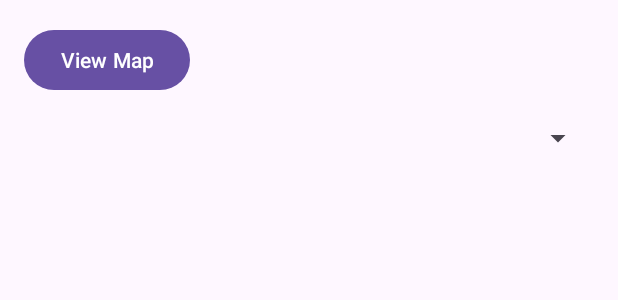
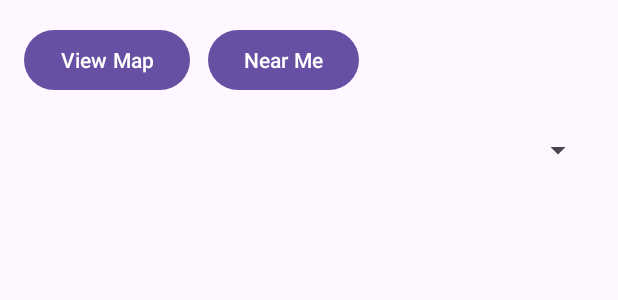
Before and after one commit to Alexchiper1/EventsApp, an Android app: the layout activity_main.xml on its own in the app's theme, with its tools: preview values and no code run, on a phone screen of 412 x 824 dp. Shown: the top 300 px of the screen. Run offline under Robolectric (Android 15) with nearby library versions, the phone set to English and light mode, and no system bars.

Commit message:
Added Near me button

```diff
--- a/app/src/main/AndroidManifest.xml
+++ b/app/src/main/AndroidManifest.xml
@@ -1,6 +1,8 @@
 <?xml version="1.0" encoding="utf-8"?>
 <manifest xmlns:android="http://schemas.android.com/apk/res/android"
     xmlns:tools="http://schemas.android.com/tools">
+    <uses-permission android:name="android.permission.ACCESS_FINE_LOCATION" />
+    <uses-permission android:name="android.permission.ACCESS_COARSE_LOCATION" />
 
     <application
         android:allowBackup="true"
--- a/app/src/main/java/com/example/eventsapp/MainActivity.java
+++ b/app/src/main/java/com/example/eventsapp/MainActivity.java
@@ -1,6 +1,8 @@
 package com.example.eventsapp;
 
+import android.Manifest;
 import android.content.Intent;
+import android.content.pm.PackageManager;
 import android.os.Bundle;
 import android.util.Log;
 import android.view.View;
@@ -12,6 +14,7 @@ import android.widget.Spinner;
 import androidx.activity.EdgeToEdge;
 import androidx.annotation.NonNull;
 import androidx.appcompat.app.AppCompatActivity;
+import androidx.core.app.ActivityCompat;
 import androidx.core.graphics.Insets;
 import androidx.core.view.ViewCompat;
 import androidx.core.view.WindowInsetsCompat;
@@ -140,4 +143,11 @@ public class MainActivity extends AppCompatActivity {
         Intent intent = new Intent(this, MapActivity.class);
         startActivity(intent);
     }
+
+    public void nearMe(View view) {
+        if(ActivityCompat.checkSelfPermission(this, Manifest.permission.ACCESS_FINE_LOCATION) != PackageManager.PERMISSION_GRANTED){
+            ActivityCompat.requestPermissions(this, new String[]{
+                    Manifest.permission.ACCESS_FINE_LOCATION, Manifest.permission.ACCESS_COARSE_LOCATION}, 1);
+        }
+    }
 }
--- a/app/src/main/res/layout/activity_main.xml
+++ b/app/src/main/res/layout/activity_main.xml
@@ -1,38 +1,44 @@
 <?xml version="1.0" encoding="utf-8"?>
-<androidx.constraintlayout.widget.ConstraintLayout xmlns:android="http://schemas.android.com/apk/res/android"
-    xmlns:app="http://schemas.android.com/apk/res-auto"
-    xmlns:tools="http://schemas.android.com/tools"
+<LinearLayout xmlns:android="http://schemas.android.com/apk/res/android"
     android:id="@+id/main"
     android:layout_width="match_parent"
     android:layout_height="match_parent"
-    tools:context=".MainActivity">
+    android:orientation="vertical"
+    android:padding="16dp">
 
-    <ListView
-        android:id="@+id/eventList"
-        android:layout_width="0dp"
-        android:layout_height="0dp"
-        app:layout_constraintTop_toBottomOf="@id/spinner"
-        app:layout_constraintBottom_toBottomOf="parent"
-        app:layout_constraintStart_toStartOf="parent"
-        app:layout_constraintEnd_toEndOf="parent" />
+    <LinearLayout
+        android:layout_width="match_parent"
+        android:layout_height="wrap_content"
+        android:orientation="horizontal">
 
         <Button
             android:id="@+id/mapButton"
             android:layout_width="wrap_content"
             android:layout_height="wrap_content"
             android:text="View Map"
-        app:layout_constraintTop_toTopOf="parent"
-        app:layout_constraintStart_toStartOf="parent"
-        android:layout_margin="16dp"
-        android:onClick="openMap"/>
+            android:onClick="openMap" />
+
+        <Button
+            android:id="@+id/nearMeButton"
+            android:layout_width="wrap_content"
+            android:layout_height="wrap_content"
+            android:layout_marginStart="12dp"
+            android:text="Near Me"
+            android:onClick="nearMe" />
+
+    </LinearLayout>
 
     <Spinner
         android:id="@+id/spinner"
-        android:layout_width="0dp"
-        android:layout_height="wrap_content"
-        android:layout_margin="16dp"
-        app:layout_constraintTop_toBottomOf="@id/mapButton"
-        app:layout_constraintStart_toStartOf="parent"
-        app:layout_constraintEnd_toEndOf="parent"/>
+        android:layout_width="match_parent"
+        android:layout_height="48dp"
+        android:layout_marginTop="12dp" />
 
-</androidx.constraintlayout.widget.ConstraintLayout>
+    <ListView
+        android:id="@+id/eventList"
+        android:layout_width="match_parent"
+        android:layout_height="0dp"
+        android:layout_weight="1"
+        android:layout_marginTop="8dp" />
+
+</LinearLayout>
```
Lines whose indentation alone changed are shown as unchanged.
